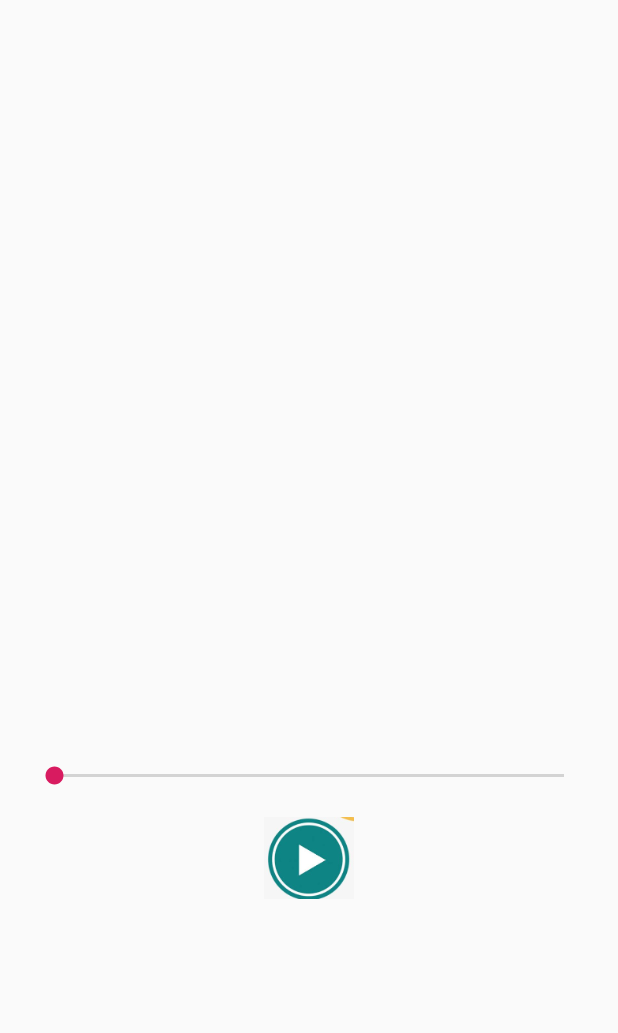
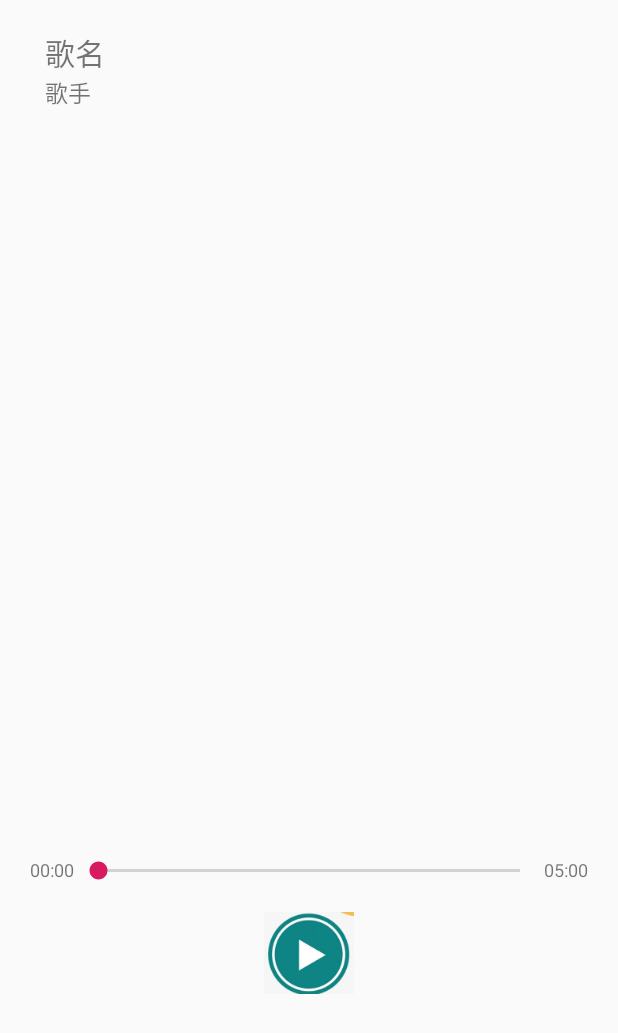
Before and after one commit to rememberag/graduation, an Android app: the layout activity_play.xml on its own in the app's theme, with its tools: preview values and no code run, on a phone screen of 412 x 824 dp. Shown: the top 1033 px of the screen. Run offline under Robolectric (Android 15) with nearby library versions, the phone set to English and light mode, and no system bars.

Commit message:
"初始版本 1.1"

```diff
--- a/app/src/main/AndroidManifest.xml
+++ b/app/src/main/AndroidManifest.xml
@@ -28,7 +28,8 @@
             </intent-filter>
         </activity>
 
-        <activity android:name=".MusicPlayerActivity">
+        <activity android:name=".MusicPlayerActivity"
+                  android:theme="@style/AppTheme.NoActionBar">
 
         </activity>
     </application>
--- a/app/src/main/java/android/demo/com/myapplication/MusicBaseService.kt
+++ b/app/src/main/java/android/demo/com/myapplication/MusicBaseService.kt
@@ -37,7 +37,7 @@ class MusicBaseService : Service() {
 
     inner class MusicBaseBinder : Binder() {
 
-        fun setDataSource(filePath: String) {
+        fun prepareSource(filePath: String) {
             if(mPlayer != null) {
                 mPlayer!!.reset()
                 try{
@@ -105,5 +105,7 @@ class MusicBaseService : Service() {
                 }
             }
         }
+
+
     }
 }
--- a/app/src/main/res/layout/activity_play.xml
+++ b/app/src/main/res/layout/activity_play.xml
@@ -5,22 +5,64 @@
     android:layout_width="match_parent"
     android:layout_height="match_parent">
 
+    <RelativeLayout
+            android:id="@+id/nameGroup"
+            android:layout_width="match_parent" android:layout_height="wrap_content"
+    android:layout_marginStart="30dp"
+    android:layout_marginTop="20dp">
+
+        <TextView
+                android:layout_width="wrap_content"
+                android:layout_height="wrap_content"
+                tools:text="歌名"
+                android:id="@+id/songName"
+                android:textSize="20dp"
+                android:ellipsize="end"
+                android:maxLines="1"/>
+
+        <TextView android:layout_width="wrap_content" android:layout_height="wrap_content"
+                  tools:text="歌手"
+                  android:id="@+id/singerName"
+                  android:layout_below="@+id/songName"
+                  android:textSize="15dp"
+                  android:ellipsize="end"
+                  android:maxLines="1"/>
+
+    </RelativeLayout>
+
     <ImageView
             android:id="@+id/albumIv"
             android:layout_width="match_parent"
             android:layout_height="300dp"
             android:layout_marginStart="30dp"
             android:layout_marginEnd="30dp"
-            android:layout_marginTop="100dp"/>
+            android:layout_below="@+id/nameGroup"
+            android:layout_marginTop="90dp"/>
+
+    <TextView android:layout_width="wrap_content" android:layout_height="wrap_content"
+            android:id="@+id/playedTv"
+            android:textSize="12dp"
+            android:text="00:00"
+              android:layout_below="@+id/albumIv"
+              android:layout_marginTop="108dp"
+              android:layout_marginStart="20dp"/>
+
+    <TextView android:layout_width="wrap_content" android:layout_height="wrap_content"
+              android:id="@+id/durationTv"
+              android:textSize="12dp"
+              android:layout_below="@+id/albumIv"
+              android:layout_marginTop="108dp"
+              android:layout_alignParentEnd="true"
+              android:layout_marginEnd="20dp"
+              tools:text="05:00"/>
 
     <SeekBar
             android:id="@+id/mSeekBar"
             android:layout_width="match_parent"
             android:layout_height="wrap_content"
-            android:layout_below="@+id/albumIv"
-            android:layout_marginTop="108dp"
-            android:layout_marginStart="20dp"
-            android:layout_marginEnd="20dp"/>
+            android:layout_toLeftOf="@+id/durationTv"
+            android:layout_alignTop="@+id/playedTv"
+    android:layout_toRightOf="@+id/playedTv"/>
 
     <ImageView
             android:id="@+id/playBt"
```
Also changed, not shown: app/src/main/java/Main/MainActivity.kt (+56 -23 lines), app/src/main/java/android/demo/com/myapplication/MusicPlayerActivity.kt (+41 -5 lines), app/src/main/java/utils/MusicUtils.kt (+10 -2 lines), app/src/main/res/layout/activity_main.xml (+38 -10 lines), app/src/main/res/drawable-xxhdpi/nextsong.jpg (added).
